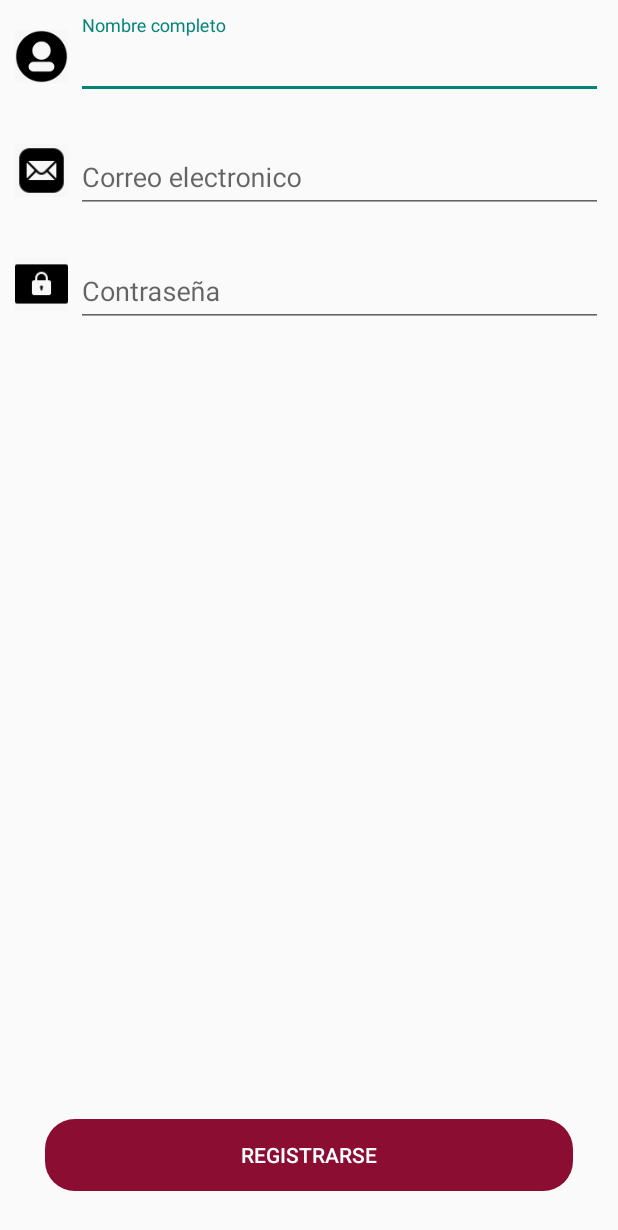
After one commit to NallelyPinaC/RaidingUp, an Android app: the RegisterActivity screen opened directly, with no data from a screen before it, on a phone screen of 412 x 824 dp. The commit adds this screen. Shown: the top 1230 px of the screen. Run offline under Robolectric (Android 15) with nearby library versions, the phone set to English and light mode, and no system bars.

Commit message:
Main-S3-C13-Ed
subido por Eduardo porque al parecer se perdieron datos.

```diff
--- a/app/build.gradle
+++ b/app/build.gradle
@@ -37,6 +37,10 @@ dependencies {
     testImplementation 'junit:junit:4.13.2'
     androidTestImplementation 'androidx.test.ext:junit:1.1.3'
     androidTestImplementation 'androidx.test.espresso:espresso-core:3.4.0'
+    implementation platform('com.google.firebase:firebase-bom:28.4.1')
+    implementation 'com.google.firebase:firebase-auth'
+    implementation platform('com.google.firebase:firebase-bom:28.4.2')
+    implementation 'com.google.firebase:firebase-database'
 }
 
 apply plugin: 'com.google.gms.google-services'
--- a/app/src/main/AndroidManifest.xml
+++ b/app/src/main/AndroidManifest.xml
@@ -9,6 +9,10 @@
         android:roundIcon="@mipmap/ic_launcher_round"
         android:supportsRtl="true"
         android:theme="@style/Theme.RadingUp">
+        <activity android:name=".LoginActivity"></activity>
+        <activity android:name=".RegisterActivity"></activity>
+        <activity android:name=".SelectOptionAuthActivity"></activity>
+
         <activity
             android:name=".MainActivity"
             android:exported="true">
--- /dev/null
+++ b/app/src/main/java/com/equipo3/radingup/RegisterActivity.java
@@ -0,0 +1,14 @@
+package com.equipo3.radingup;
+
+import androidx.appcompat.app.AppCompatActivity;
+
+import android.os.Bundle;
+
+public class RegisterActivity extends AppCompatActivity {
+
+    @Override
+    protected void onCreate(Bundle savedInstanceState) {
+        super.onCreate(savedInstanceState);
+        setContentView(R.layout.activity_register);
+    }
+}
--- /dev/null
+++ b/app/src/main/res/drawable-xxhdpi/rounded_button.xml
@@ -0,0 +1,8 @@
+<?xml version="1.0" encoding="utf-8"?>
+<shape
+    xmlns:android="http://schemas.android.com/apk/res/android"
+    android:shape="rectangle" android:padding="10dp">
+
+    <corners android:radius="20dp" />
+
+</shape>
--- /dev/null
+++ b/app/src/main/res/layout/activity_register.xml
@@ -0,0 +1,129 @@
+<?xml version="1.0" encoding="utf-8"?>
+<androidx.coordinatorlayout.widget.CoordinatorLayout xmlns:android="http://schemas.android.com/apk/res/android"
+    xmlns:app="http://schemas.android.com/apk/res-auto"
+    xmlns:tools="http://schemas.android.com/tools"
+    android:layout_width="match_parent"
+    android:layout_height="match_parent"
+    android:fitsSystemWindows="true"
+    tools:context=".RegisterActivity">
+
+
+    <LinearLayout
+        android:layout_width="match_parent"
+        android:layout_height="match_parent"
+        android:orientation="vertical"
+        >
+
+        <LinearLayout
+            android:layout_width="match_parent"
+            android:layout_height="wrap_content"
+            android:orientation="horizontal"
+            android:layout_margin="10dp">
+
+            <ImageView
+                android:layout_width="35dp"
+                android:layout_height="35dp"
+                android:layout_marginTop="10dp"
+                android:src="@drawable/user_icon" />
+
+            <com.google.android.material.textfield.TextInputLayout
+                android:layout_width="match_parent"
+                android:layout_height="wrap_content"
+                android:layout_marginLeft="5dp">
+
+                <com.google.android.material.textfield.TextInputEditText
+                    android:layout_width="match_parent"
+                    android:layout_height="wrap_content"
+                    android:hint="Nombre completo"
+                    android:inputType="text">
+
+                </com.google.android.material.textfield.TextInputEditText>
+
+            </com.google.android.material.textfield.TextInputLayout>
+
+        </LinearLayout>
+
+
+        <LinearLayout
+            android:layout_width="match_parent"
+            android:layout_height="wrap_content"
+            android:orientation="horizontal"
+            android:layout_margin="10dp">
+
+            <ImageView
+                android:layout_width="35dp"
+                android:layout_height="35dp"
+                android:layout_marginTop="10dp"
+                android:src="@drawable/email_icon" />
+
+
+            <com.google.android.material.textfield.TextInputLayout
+                android:layout_width="match_parent"
+                android:layout_height="wrap_content"
+                android:layout_marginLeft="5dp"
+                >
+
+                <com.google.android.material.textfield.TextInputEditText
+                    android:layout_width="match_parent"
+                    android:layout_height="wrap_content"
+                    android:hint="Correo electronico"
+                    android:inputType="textEmailAddress">
+
+                </com.google.android.material.textfield.TextInputEditText>
+
+            </com.google.android.material.textfield.TextInputLayout>
+
+        </LinearLayout>
+
+
+        <LinearLayout
+            android:layout_width="match_parent"
+            android:layout_height="wrap_content"
+            android:orientation="horizontal"
+            android:layout_margin="10dp">
+
+            <ImageView
+                android:layout_width="35dp"
+                android:layout_height="35dp"
+                android:layout_marginTop="10dp"
+                android:src="@drawable/candado_icon" />
+
+            <com.google.android.material.textfield.TextInputLayout
+                android:layout_width="match_parent"
+                android:layout_marginLeft="5dp"
+                android:layout_height="wrap_content">
+
+                <com.google.android.material.textfield.TextInputEditText
+                    android:layout_width="match_parent"
+                    android:layout_height="wrap_content"
+                    android:hint="Contraseña"
+                    android:inputType="textPassword">
+
+                </com.google.android.material.textfield.TextInputEditText>
+
+            </com.google.android.material.textfield.TextInputLayout>
+        </LinearLayout>
+
+        <LinearLayout
+            android:layout_width="match_parent"
+            android:layout_height="match_parent"
+            android:orientation="vertical"
+            android:gravity="bottom">
+
+            <Button
+                android:layout_width="match_parent"
+                android:layout_height="wrap_content"
+                android:text="REGISTRARSE"
+                android:background="@drawable/rounded_button"
+                android:backgroundTint="@color/colorPrimary"
+                android:layout_margin="30dp"
+                android:textColor="@color/white" />
+
+        </LinearLayout>
+
+
+
+
+    </LinearLayout>
+
+</androidx.coordinatorlayout.widget.CoordinatorLayout>
```
Also changed, not shown: app/src/main/java/com/equipo3/radingup/LoginActivity.java (added, +75 -0 lines), app/src/main/java/com/equipo3/radingup/MainActivity.java (+27 -0 lines), app/src/main/java/com/equipo3/radingup/SelectOptionAuthActivity.java (added, +39 -0 lines), app/src/main/res/layout/action_bar_toolbar.xml (added, +15 -0 lines), app/src/main/res/layout/activity_login.xml (added, +110 -0 lines), app/src/main/res/layout/activity_main.xml (+16 -7 lines), app/src/main/res/layout/activity_select_option_auth.xml (added, +66 -0 lines), app/src/main/res/drawable-xxhdpi/candado_icon.jpeg (added), app/src/main/res/drawable-xxhdpi/email_icon.jpeg (added), app/src/main/res/drawable-xxhdpi/user_icon.jpeg (added), 1 other file.
